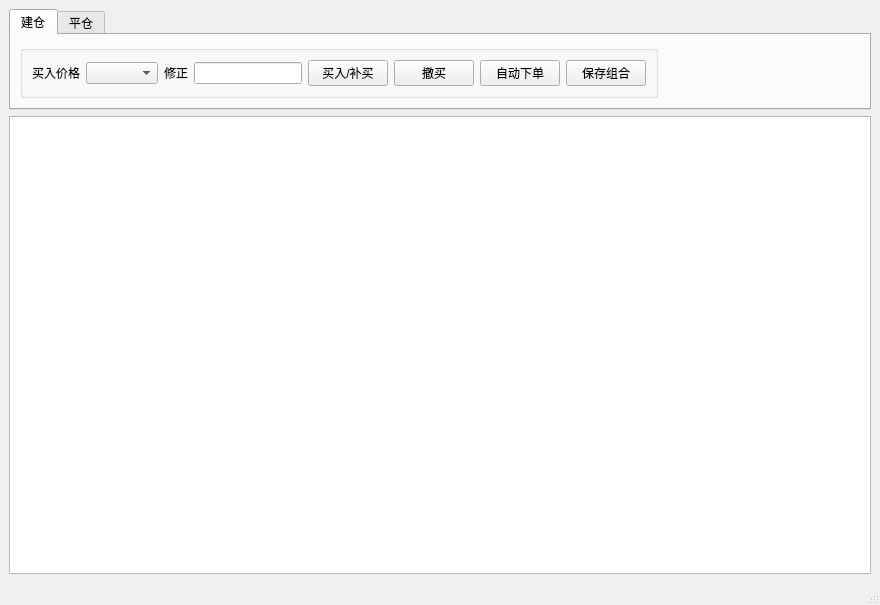
Before: the Qt Designer form easytrader/tradeui.ui in unit-xx/xfiles, drawn with Qt 5.
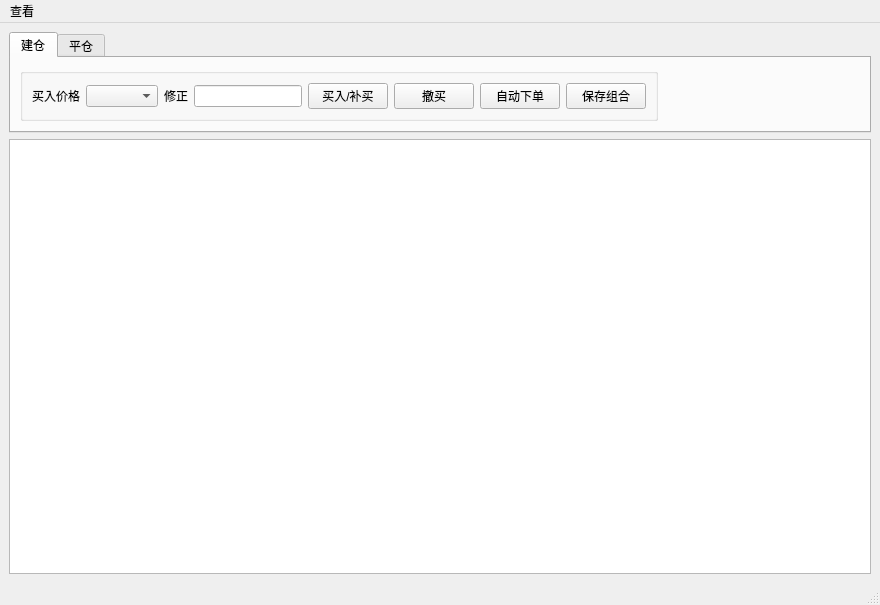
After: the same form once the commit is applied.

```diff
--- a/easytrader/tradeui.ui
+++ b/easytrader/tradeui.ui
@@ -248,6 +248,14 @@
    <property name="nativeMenuBar">
     <bool>true</bool>
    </property>
+   <widget class="QMenu" name="menu">
+    <property name="title">
+     <string>查看</string>
+    </property>
+    <addaction name="stockinfoact"/>
+    <addaction name="posstatact"/>
+   </widget>
+   <addaction name="menu"/>
   </widget>
   <widget class="QStatusBar" name="statusbar"/>
  </widget>
```
Left out of the diff: 10 changed lines with no effect on the pictures.
